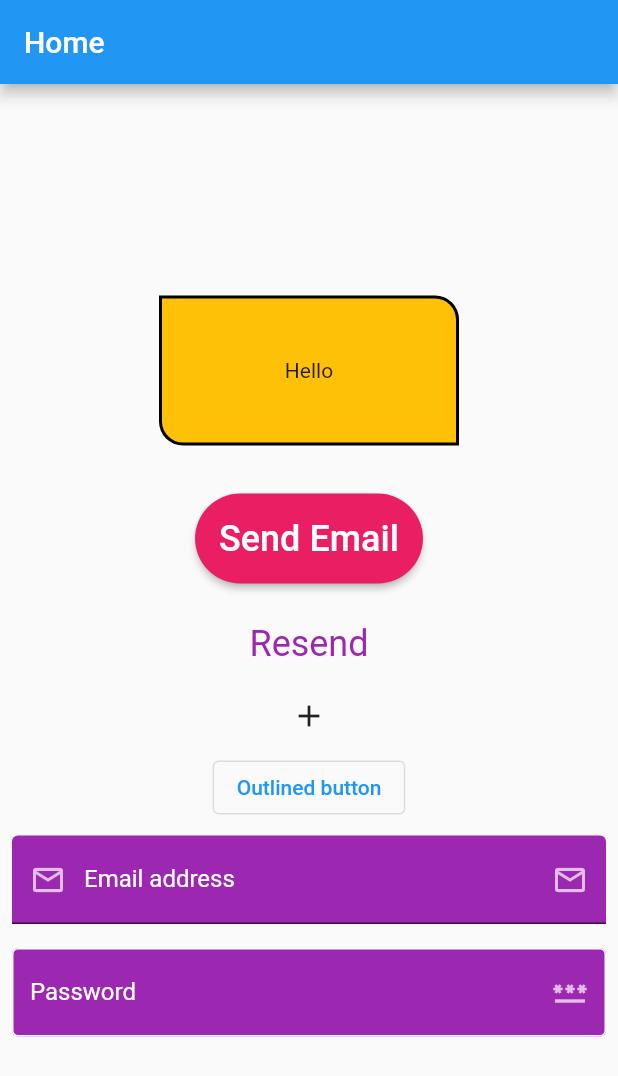
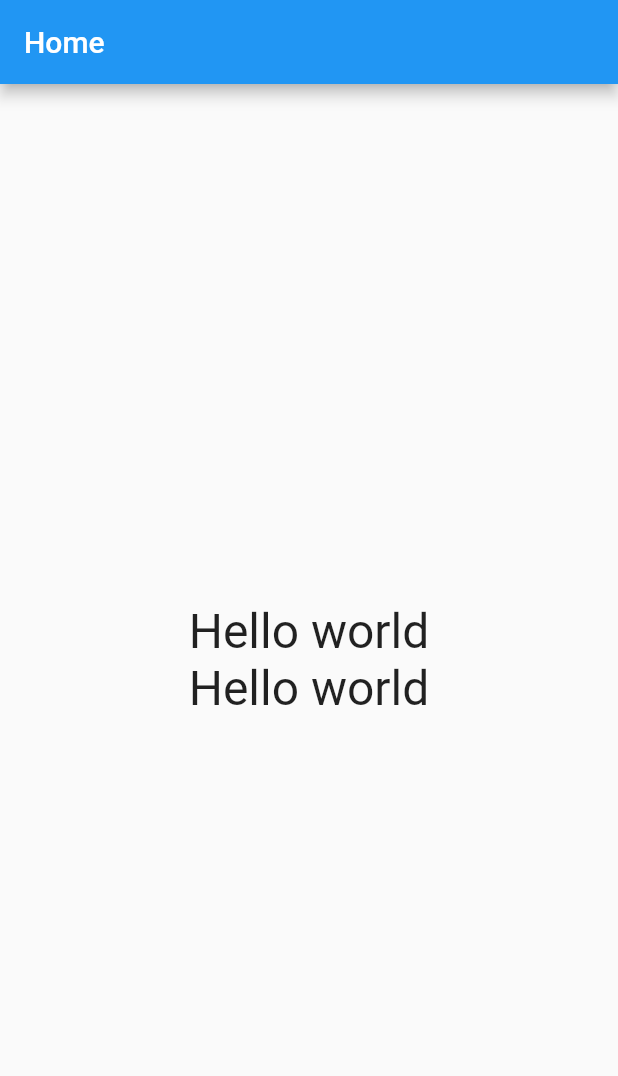
Before and after one commit to RafatMeraz/ostad_flutter_batch_four, a Flutter app: the screen it shows after launch, on a phone screen of 412 x 824 dp. Shown: the top 1076 px of the screen. Run offline on Flutter 3.47's test engine with Material 2 defaults, Android fonts, the phone set to English and light mode, and no system bars.

Commit message:
gestureDetector and inkwell widget has been added

```diff
--- a/live_class_project/lib/main.dart
+++ b/live_class_project/lib/main.dart
@@ -32,126 +32,27 @@ class HomeScreen extends StatelessWidget {
         child: Column(
           mainAxisAlignment: MainAxisAlignment.center,
           children: [
-            Container(
-              width: 200,
-              height: 100,
-              margin: EdgeInsets.all(16),
-              // padding: EdgeInsets.only(top: 10, bottom: 10, left: 4),
-              padding: EdgeInsets.symmetric(vertical: 10, horizontal: 30),
-              decoration: BoxDecoration(
-                color: Colors.amber,
-                border: Border.all(color: Colors.black, width: 2),
-                // // borderRadius: BorderRadius.circular(10)
-                borderRadius: BorderRadius.only(
-                  topRight: Radius.circular(16),
-                  bottomLeft: Radius.circular(16),
-                ),
-                // shape: BoxShape.circle
-              ),
-              child: Text('Hello'),
-              alignment: Alignment.center,
-            ),
-            Container(
-              margin: EdgeInsets.all(16),
-              child: ElevatedButton(
-                style: ElevatedButton.styleFrom(
-                  backgroundColor: Colors.pink,
-                  textStyle: TextStyle(
-                    fontSize: 24,
-                    fontWeight: FontWeight.w500
-                  ),
-                  padding: EdgeInsets.all(16),
-                  shape: RoundedRectangleBorder(
-                    borderRadius: BorderRadius.circular(50)
-                  ),
-                ),
-                onLongPress: () {
-                  print('Email deleted!');
-                },
-                onPressed: () {
-                  print('Email has been sent');
-                },
-                child: Text('Send Email'),
+            GestureDetector(
+              onTap: () {
+                print('tapped on hello world');
+              },
+              onLongPress: () {},
+              onDoubleTap: () {},
+              child: Text(
+                'Hello world',
+                style: TextStyle(fontSize: 32),
               ),
             ),
-            TextButton(
-              style: TextButton.styleFrom(
-                foregroundColor: Colors.purple,
-                textStyle: TextStyle(
-                  fontSize: 24
-                )
-              ),
-              onLongPress: () {
-                print('Long press');
+            InkWell(
+              onTap: () {
+                print('tapped on hello world');
               },
-              onPressed: () {
-                print('Resend email');
-              },
-              child: Text('Resend'),
-            ),
-            IconButton(onPressed: () {}, icon: Icon(Icons.add)),
-            OutlinedButton(
-              onLongPress: () {
-                print('Long press on outlined button');
-              },
-              onPressed: () {},
-              child: Text('Outlined button'),
-            ),
-            // input
-            Padding(
-              padding: const EdgeInsets.all(8.0),
-              child: TextField(
-                // maxLines: 5,
-                style: TextStyle(
-                  color: Colors.white
-                ),
-                decoration: InputDecoration(
-                  fillColor: Colors.purple,
-                  filled: true,
-                  hintText: 'Enter your email address',
-                  hintStyle: TextStyle(
-                    color: Colors.white70
-                  ),
-                  suffixIcon: Icon(Icons.email_outlined, color: Colors.white70,),
-                  prefixIcon: Icon(Icons.email_outlined, color: Colors.white70,),
-                  label: Text('Email address'),
-                  labelStyle: TextStyle(
-                    color: Colors.white
-                  )
-                ),
-              ),
-            ),
-            Padding(
-              padding: const EdgeInsets.all(8.0),
-              child: TextField(
-                obscureText: true,
-                controller: TextEditingController(),
-                style: TextStyle(
-                  color: Colors.white
-                ),
-                decoration: InputDecoration(
-                  fillColor: Colors.purple,
-                  filled: true,
-                  hintText: 'Enter your password',
-                  hintStyle: TextStyle(
-                    color: Colors.white70
-                  ),
-                  suffixIcon: Icon(Icons.password, color: Colors.white70,),
-                  label: Text('Password'),
-                  labelStyle: TextStyle(
-                    color: Colors.white
-                  ),
-                  border: OutlineInputBorder(),
-                  enabledBorder: OutlineInputBorder(
-                    borderSide: BorderSide(color: Colors.white)
-                  ),
-                  disabledBorder: OutlineInputBorder(
-                      borderSide: BorderSide(color: Colors.red)
-                  ),
-                  focusedBorder: OutlineInputBorder(
-                      borderSide: BorderSide(color: Colors.green)
-                  ),
-                ),
+              borderRadius: BorderRadius.circular(16),
+              onLongPress: () {},
+              onDoubleTap: () {},
+              child: Text(
+                'Hello world',
+                style: TextStyle(fontSize: 32),
               ),
             ),
           ],
```
